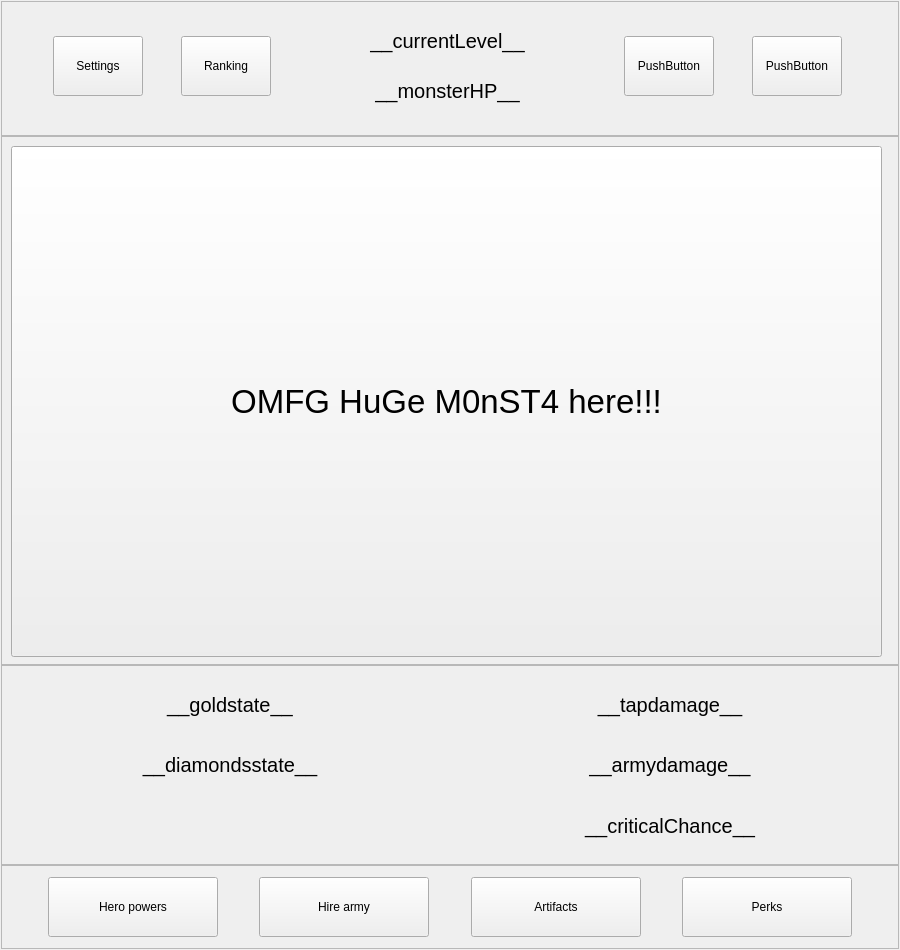
Before: the Qt Designer form courses/prog_base_3/project/battlefield.ui in Tayum/KPI-Courses, drawn with Qt 5.
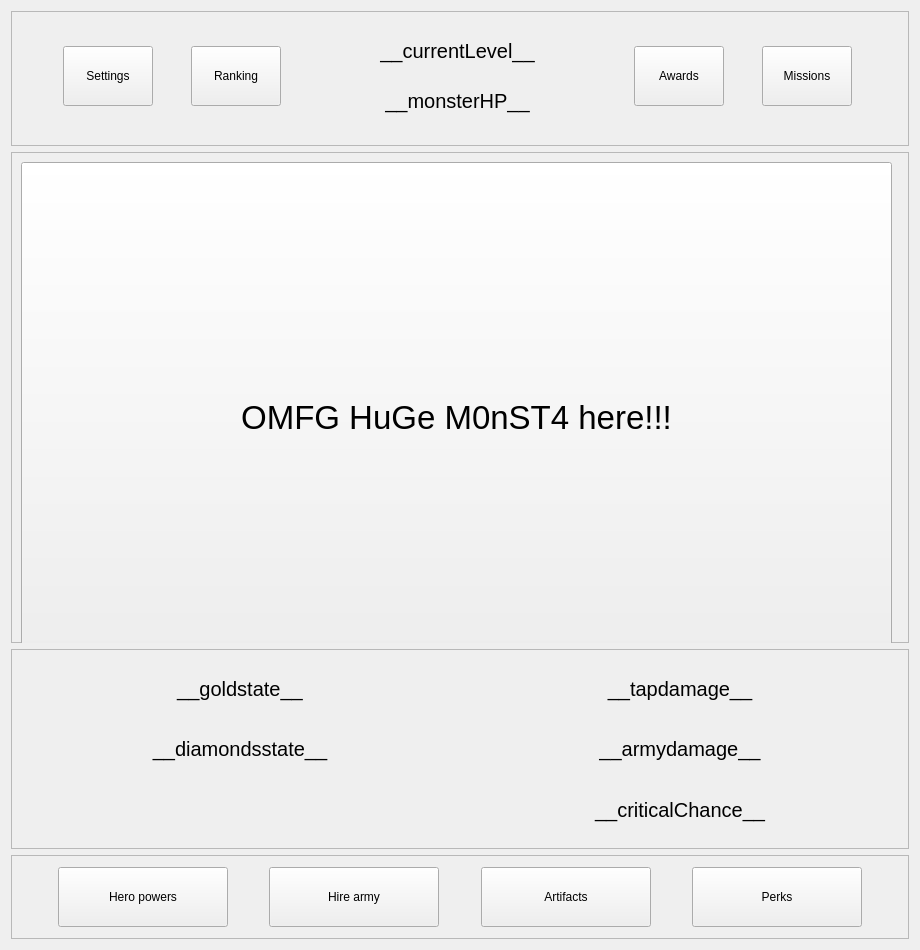
After: the same form once the commit is applied.

Diff of the .ui file:
```diff
--- a/courses/prog_base_3/project/battlefield.ui
+++ b/courses/prog_base_3/project/battlefield.ui
@@ -9,7 +9,7 @@
    <rect>
     <x>0</x>
     <y>0</y>
-    <width>900</width>
+    <width>907</width>
     <height>950</height>
    </rect>
   </property>
@@ -29,23 +29,8 @@
    <string>Dungeon of dragons</string>
   </property>
   <widget class="QWidget" name="centralWidget">
-   <layout class="QVBoxLayout" name="verticalLayout">
-    <property name="spacing">
-     <number>0</number>
-    </property>
-    <property name="leftMargin">
-     <number>1</number>
-    </property>
-    <property name="topMargin">
-     <number>1</number>
-    </property>
-    <property name="rightMargin">
-     <number>1</number>
-    </property>
-    <property name="bottomMargin">
-     <number>1</number>
-    </property>
-    <item>
+   <layout class="QGridLayout" name="gridLayout_2">
+    <item row="0" column="0">
      <widget class="QFrame" name="upperFrame">
       <property name="minimumSize">
        <size>
@@ -65,7 +50,7 @@
       <property name="frameShadow">
        <enum>QFrame::Raised</enum>
       </property>
-      <widget class="QWidget" name="">
+      <widget class="QWidget" name="layoutWidget">
        <property name="geometry">
         <rect>
          <x>10</x>
@@ -259,7 +244,7 @@
              </size>
             </property>
             <property name="text">
-             <string>PushButton</string>
+             <string>Awards</string>
             </property>
            </widget>
           </item>
@@ -291,7 +276,7 @@
              </size>
             </property>
             <property name="text">
-             <string>PushButton</string>
+             <string>Missions</string>
             </property>
            </widget>
           </item>
@@ -330,7 +315,7 @@
       <zorder>horizontalSpacer_11</zorder>
      </widget>
     </item>
-    <item>
+    <item row="1" column="0">
      <widget class="QFrame" name="monsterFrame">
       <property name="frameShape">
        <enum>QFrame::StyledPanel</enum>
@@ -371,7 +356,7 @@
       <zorder>upperFrame</zorder>
      </widget>
     </item>
-    <item>
+    <item row="2" column="0">
      <widget class="QFrame" name="statsFrame">
       <property name="minimumSize">
        <size>
@@ -480,7 +465,7 @@
       <zorder>criticalchanceLabel</zorder>
      </widget>
     </item>
-    <item>
+    <item row="3" column="0">
      <widget class="QFrame" name="buyingFrame">
       <property name="sizePolicy">
        <sizepolicy hsizetype="Preferred" vsizetype="Fixed">
```
Left out of the diff: 25 changed lines with no effect on the pictures.
